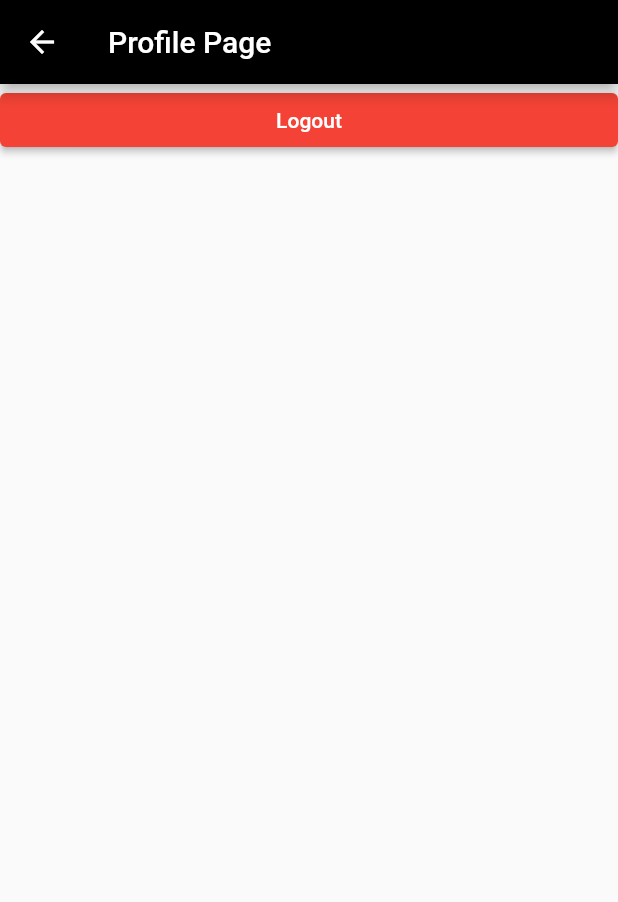
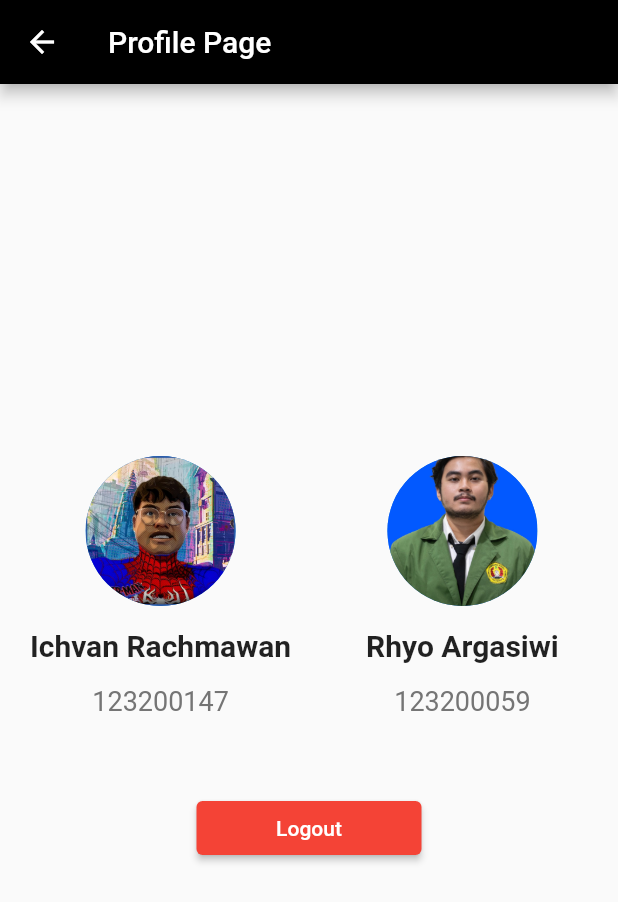
Before and after one commit to rhyo-arga/Mobile-Practicum-Final-Project, a Flutter app: the ProfilePage screen opened directly, on a phone screen of 412 x 824 dp. Shown: the top 902 px of the screen. Run offline on Flutter 3.47's test engine with Material 2 defaults, Android fonts, the light colour scheme and no system bars; our stand-ins replace shared_preferences, sqflite; missing offline and left inert: bcrypt; accounts and stored records are empty; network calls fail.

Commit message:
Final Nih Kayaknya

```diff
--- a/lib/main.dart
+++ b/lib/main.dart
@@ -18,6 +18,5 @@ class MyApp extends StatelessWidget {
       home: LandingPage(),
       debugShowCheckedModeBanner: false,
     );
-
   }
 }
--- a/lib/views/loginpage.dart
+++ b/lib/views/loginpage.dart
@@ -152,7 +152,7 @@ class _LoginPageState extends State<LoginPage> {
                             ),
                           );
                         }
-                        Navigator.push(
+                        Navigator.pushReplacement(
                           context,
                           MaterialPageRoute(
                             builder: (context) => HomePage(),
--- a/lib/views/profilepage.dart
+++ b/lib/views/profilepage.dart
@@ -1,5 +1,6 @@
 import 'package:flutter/material.dart';
 import 'package:prac_tpm_final_project_2/views/loginpage.dart';
+import 'package:shared_preferences/shared_preferences.dart';
 
 class ProfilePage extends StatefulWidget {
   const ProfilePage({Key? key}) : super(key: key);
@@ -19,14 +20,97 @@ class _ProfilePageState extends State<ProfilePage> {
       ),
       body: Container(
         child: Column(
+          mainAxisAlignment: MainAxisAlignment.center,
+          crossAxisAlignment: CrossAxisAlignment.center,
           children: [
+            Row(
+              children: [
+                SizedBox(
+                  width: 20,
+                ),
+                Column(
+                  children: [
+                    CircleAvatar(
+                      radius: 50,
+                      backgroundImage: AssetImage('assets/images/ichvan.jpg'),
+                    ),
+                    SizedBox(
+                      height: 15,
+                    ),
+                    Text(
+                      'Ichvan Rachmawan',
+                      style: TextStyle(
+                        fontSize: 20,
+                        fontWeight: FontWeight.bold,
+                      ),
+                    ),
+                    SizedBox(height: 15.0),
+                    Text(
+                      '123200147',
+                      style: TextStyle(
+                        fontSize: 18.0,
+                        fontWeight: FontWeight.normal,
+                        color: Colors.grey[600],
+                      ),
+                    ),
+                  ],
+                ),
+                SizedBox(
+                  width: 50,
+                ),
+                Column(
+                  children: [
+                    CircleAvatar(
+                      radius: 50,
+                      backgroundImage: AssetImage('assets/images/rhyo.jpg'),
+                    ),
+                    SizedBox(
+                      height: 15,
+                    ),
+                    Text(
+                      'Rhyo Argasiwi',
+                      style: TextStyle(
+                        fontSize: 20,
+                        fontWeight: FontWeight.bold,
+                      ),
+                    ),
+                    SizedBox(height: 15.0),
+                    Text(
+                      '123200059',
+                      style: TextStyle(
+                        fontSize: 18.0,
+                        fontWeight: FontWeight.normal,
+                        color: Colors.grey[600],
+                      ),
+                    ),
+                  ],
+                )
+              ],
+            ),
+            SizedBox(
+              height: 50,
+            ),
             Container(
-              width: MediaQuery.of(context).size.width,
+              width: 150,
               child: ElevatedButton(
                 style: ElevatedButton.styleFrom(
                   primary: Colors.red,
                 ),
                 onPressed: () {
+                  SharedPreferences.getInstance().then((value) {
+                    value.clear();
+                  });
+                  ScaffoldMessenger.of(context).showSnackBar(
+                    const SnackBar(
+                      content: Text(
+                        'Logout Success!',
+                        textAlign: TextAlign.center,
+                      ),
+                      behavior: SnackBarBehavior.floating,
+                      width: 300,
+                      duration: Duration(seconds: 2),
+                    ),
+                  );
                   Navigator.pushReplacement(context,
                       MaterialPageRoute(builder: (context) => LoginPage()));
                 },
@@ -36,7 +120,6 @@ class _ProfilePageState extends State<ProfilePage> {
           ],
         ),
       ),
-    )
-    );
+    ));
   }
 }
```
Also changed, not shown: lib/views/homepage.dart (+17 -13 lines), lib/views/news_detail.dart (+3 -5 lines), lib/views/registerpage.dart (+19 -4 lines), lib/views/searchpage.dart (+4 -4 lines), pubspec.yaml (+4 -3 lines), assets/images/ichvan.jpg (added), assets/images/rhyo.jpg (added), pubspec.lock, 1 other file.
